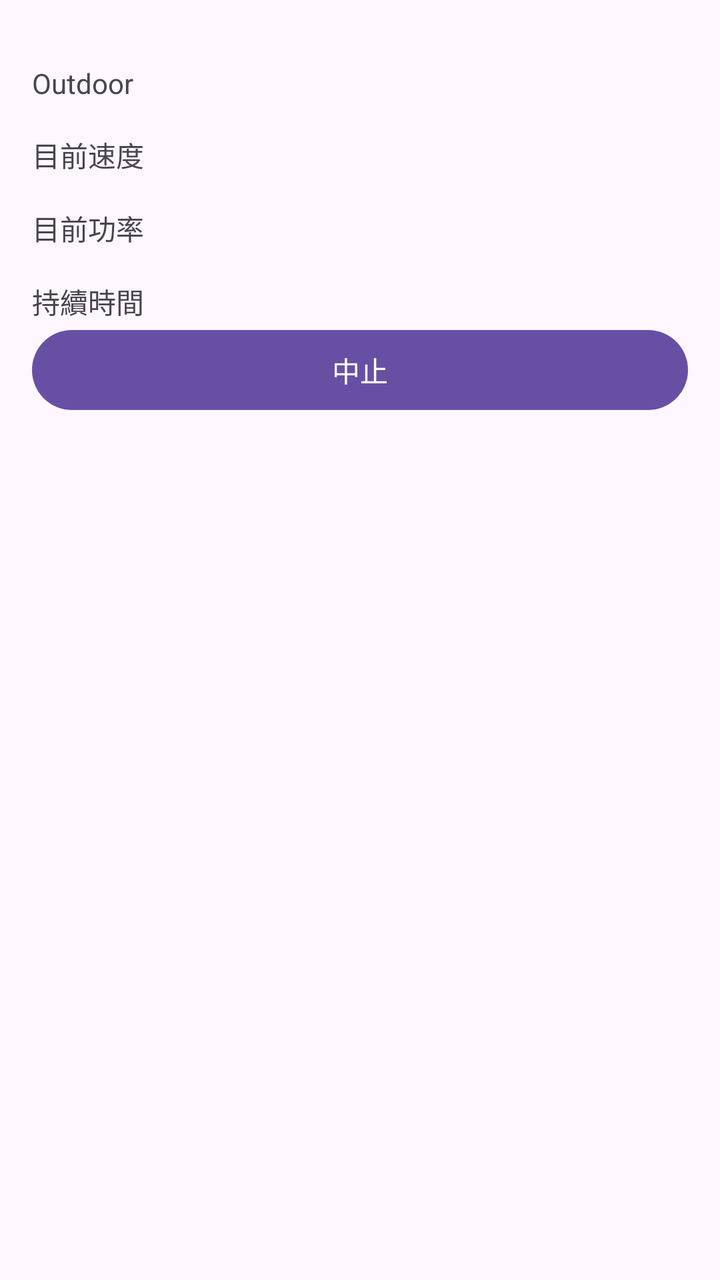
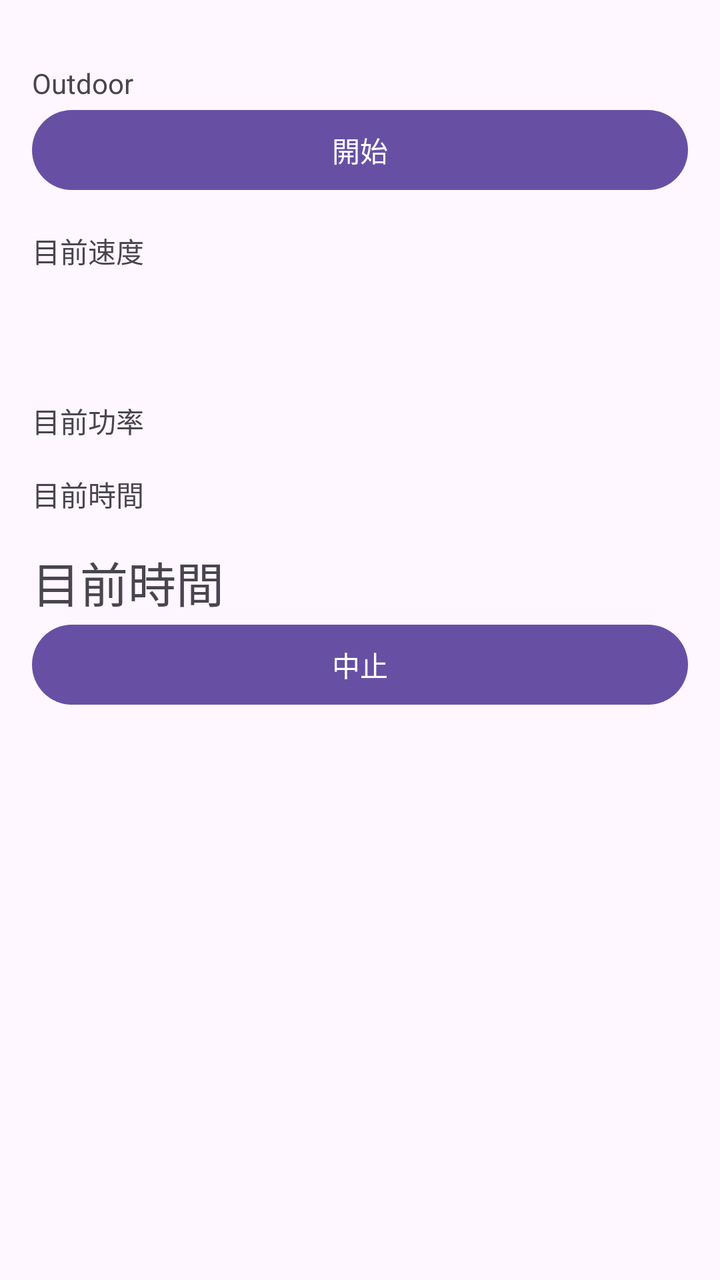

The first picture is an Android layout as it rendered before a commit; the second is the same layout after the commit. The layout source and the unified diff follow.
<!-- AndroidManifest.xml: application theme Theme.BmiCalculator -->
<!-- res/layout/activity_outdoor.xml -->
<?xml version="1.0" encoding="utf-8"?>
<ScrollView xmlns:android="http://schemas.android.com/apk/res/android"
    android:layout_width="match_parent"
    android:layout_height="match_parent">

    <LinearLayout
        android:layout_width="match_parent"
        android:layout_height="wrap_content"
        android:orientation="vertical"
        android:padding="16dp">

        <TextView
            android:layout_width="match_parent"
            android:layout_height="wrap_content"
            android:text="@string/Outdoor"
            android:paddingTop="16dp"/>

        <TextView
            android:layout_width="match_parent"
            android:layout_height="wrap_content"
            android:text="@string/now_speed"
            android:paddingTop="16dp"/>

        <TextView
            android:layout_width="match_parent"
            android:layout_height="wrap_content"
            android:text="@string/now_power"
            android:paddingTop="16dp"/>

        <TextView
            android:layout_width="match_parent"
            android:layout_height="wrap_content"
            android:text="@string/continuous_time"
            android:paddingTop="16dp"/>

        <Button
            android:id="@+id/buttonSubmit"
            android:layout_width="match_parent"
            android:layout_height="wrap_content"
            android:text="@string/pause" />

    </LinearLayout>
</ScrollView>
<!-- resources referenced by this layout -->
<resources>
  <string name="Outdoor">Outdoor</string>
  <string name="continuous_time">持續時間</string>
  <string name="now_power">目前功率</string>
  <string name="now_speed">目前速度</string>
  <string name="pause">中止</string>
  <style name="Theme.BmiCalculator" parent="Base.Theme.BmiCalculator" />
  <style name="Base.Theme.BmiCalculator" parent="Theme.Material3.DayNight.NoActionBar">
          
          
      </style>
</resources>

<!-- the commit's change to res/layout/activity_outdoor.xml (unified diff, before → after) -->
@@ -15,11 +15,24 @@
             android:text="@string/Outdoor"
             android:paddingTop="16dp"/>
 
+        <Button
+            android:id="@+id/buttonStart"
+            android:layout_width="match_parent"
+            android:layout_height="wrap_content"
+            android:text="@string/start" />
+
         <TextView
             android:layout_width="match_parent"
             android:layout_height="wrap_content"
             android:text="@string/now_speed"
             android:paddingTop="16dp"/>
+
+        <TextView
+            android:id="@+id/textViewSpeed"
+            android:layout_width="match_parent"
+            android:layout_height="wrap_content"
+            android:paddingTop="16dp"
+            android:textSize="24sp" />
 
         <TextView
             android:layout_width="match_parent"
@@ -30,11 +43,19 @@
         <TextView
             android:layout_width="match_parent"
             android:layout_height="wrap_content"
-            android:text="@string/continuous_time"
+            android:text="@string/now_time"
             android:paddingTop="16dp"/>
 
+        <TextView
+            android:id="@+id/textViewTime"
+            android:layout_width="match_parent"
+            android:layout_height="wrap_content"
+            android:text="@string/now_time"
+            android:paddingTop="16dp"
+            android:textSize="24sp" />
+
         <Button
-            android:id="@+id/buttonSubmit"
+            android:id="@+id/buttonPause"
             android:layout_width="match_parent"
             android:layout_height="wrap_content"
             android:text="@string/pause" />
<!-- resource entries referenced after the edit -->
@@ -1,10 +1,11 @@
 <!-- resources referenced by this layout -->
 <resources>
   <string name="Outdoor">Outdoor</string>
-  <string name="continuous_time">持續時間</string>
   <string name="now_power">目前功率</string>
   <string name="now_speed">目前速度</string>
+  <string name="now_time">目前時間</string>
   <string name="pause">中止</string>
+  <string name="start">開始</string>
   <style name="Theme.BmiCalculator" parent="Base.Theme.BmiCalculator" />
   <style name="Base.Theme.BmiCalculator" parent="Theme.Material3.DayNight.NoActionBar">
           
